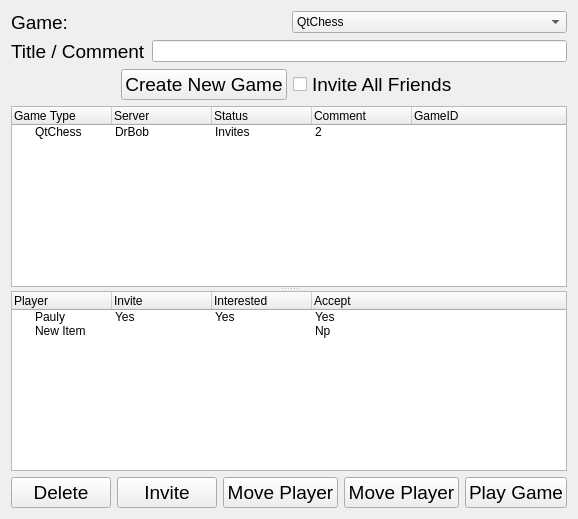
The window that retroshare-gui/src/gui/GamesDialog.ui (RetroShare/RetroShare) describes before a commit, drawn with Qt 5.
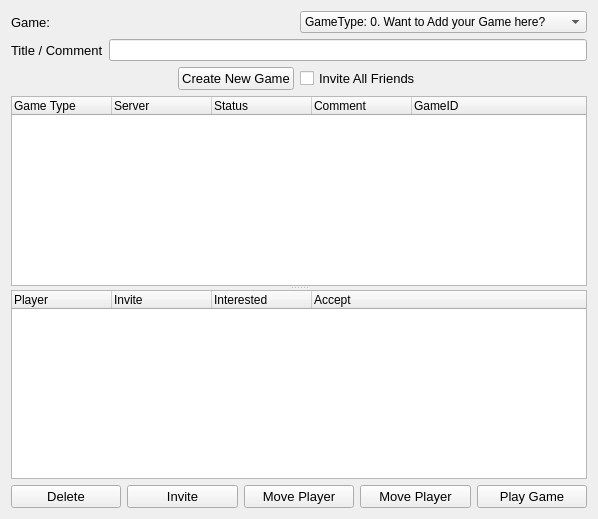
The same window after the commit. Icons and pictures are not drawn.

Commit message: Tweaks to the GUI side.  * Fixed the fonts, and default entries in GamesLauncher.  * Shifted all the unfinished stuff to "In Development" section.  * Fixed smplayer/rs project files.  * duplicate variable in p3connmgr.

What changed in the file:
```diff
--- a/retroshare-gui/src/gui/GamesDialog.ui
+++ b/retroshare-gui/src/gui/GamesDialog.ui
@@ -5,7 +5,7 @@
    <rect>
     <x>0</x>
     <y>0</y>
-    <width>578</width>
+    <width>598</width>
     <height>519</height>
    </rect>
   </property>
@@ -23,7 +23,7 @@
           <widget class="QLabel" name="label" >
            <property name="font" >
             <font>
-             <pointsize>14</pointsize>
+             <pointsize>10</pointsize>
             </font>
            </property>
            <property name="text" >
@@ -35,37 +35,17 @@
           <widget class="QComboBox" name="gameComboBox" >
            <item>
             <property name="text" >
-             <string>QtChess</string>
+             <string>GameType: 0. Want to Add your Game here?</string>
             </property>
            </item>
            <item>
             <property name="text" >
-             <string>Backgammon</string>
+             <string>GameType: 1. Get In Touch with the developers</string>
             </property>
            </item>
            <item>
             <property name="text" >
-             <string>QGo</string>
-            </property>
-           </item>
-           <item>
-            <property name="text" >
-             <string>Snakes</string>
-            </property>
-           </item>
-           <item>
-            <property name="text" >
-             <string>BigTwo</string>
-            </property>
-           </item>
-           <item>
-            <property name="text" >
-             <string>Poker</string>
-            </property>
-           </item>
-           <item>
-            <property name="text" >
-             <string>Checkers</string>
+             <string>GameType: 2.</string>
             </property>
            </item>
           </widget>
@@ -78,7 +58,7 @@
           <widget class="QLabel" name="label_4" >
            <property name="font" >
             <font>
-             <pointsize>14</pointsize>
+             <pointsize>10</pointsize>
             </font>
            </property>
            <property name="text" >
@@ -110,7 +90,7 @@
           <widget class="QPushButton" name="createButton" >
            <property name="font" >
             <font>
-             <pointsize>14</pointsize>
+             <pointsize>10</pointsize>
             </font>
            </property>
            <property name="text" >
@@ -125,7 +105,7 @@
           <widget class="QCheckBox" name="checkInviteAll" >
            <property name="font" >
             <font>
-             <pointsize>14</pointsize>
+             <pointsize>10</pointsize>
             </font>
            </property>
            <property name="text" >
@@ -184,23 +164,6 @@
           <string>GameID</string>
          </property>
         </column>
-        <item>
-         <property name="text" >
-          <string>QtChess</string>
-         </property>
-         <property name="text" >
-          <string>DrBob</string>
-         </property>
-         <property name="text" >
-          <string>Invites</string>
-         </property>
-         <property name="text" >
-          <string>2</string>
-         </property>
-         <property name="text" >
-          <string/>
-         </property>
-        </item>
        </widget>
        <widget class="QTreeWidget" name="peertreeWidget" >
         <property name="contextMenuPolicy" >
@@ -226,34 +189,6 @@
           <string>Accept</string>
          </property>
         </column>
-        <item>
-         <property name="text" >
-          <string>Pauly</string>
-         </property>
-         <property name="text" >
-          <string>Yes</string>
-         </property>
-         <property name="text" >
-          <string>Yes</string>
-         </property>
-         <property name="text" >
-          <string>Yes</string>
-         </property>
-        </item>
-        <item>
-         <property name="text" >
-          <string>New Item</string>
-         </property>
-         <property name="text" >
-          <string/>
-         </property>
-         <property name="text" >
-          <string/>
-         </property>
-         <property name="text" >
-          <string>Np</string>
-         </property>
-        </item>
        </widget>
       </widget>
      </item>
@@ -263,7 +198,7 @@
         <widget class="QPushButton" name="deleteButton" >
          <property name="font" >
           <font>
-           <pointsize>14</pointsize>
+           <pointsize>10</pointsize>
           </font>
          </property>
          <property name="text" >
@@ -278,7 +213,7 @@
         <widget class="QPushButton" name="inviteButton" >
          <property name="font" >
           <font>
-           <pointsize>14</pointsize>
+           <pointsize>10</pointsize>
           </font>
          </property>
          <property name="text" >
@@ -293,7 +228,7 @@
         <widget class="QPushButton" name="moveUpButton" >
          <property name="font" >
           <font>
-           <pointsize>14</pointsize>
+           <pointsize>10</pointsize>
           </font>
          </property>
          <property name="text" >
@@ -308,7 +243,7 @@
         <widget class="QPushButton" name="moveDownButton" >
          <property name="font" >
           <font>
-           <pointsize>14</pointsize>
+           <pointsize>10</pointsize>
           </font>
          </property>
          <property name="text" >
@@ -323,7 +258,7 @@
         <widget class="QPushButton" name="playButton" >
          <property name="font" >
           <font>
-           <pointsize>14</pointsize>
+           <pointsize>10</pointsize>
           </font>
          </property>
          <property name="text" >
```
The commit also changes 6 other files.
